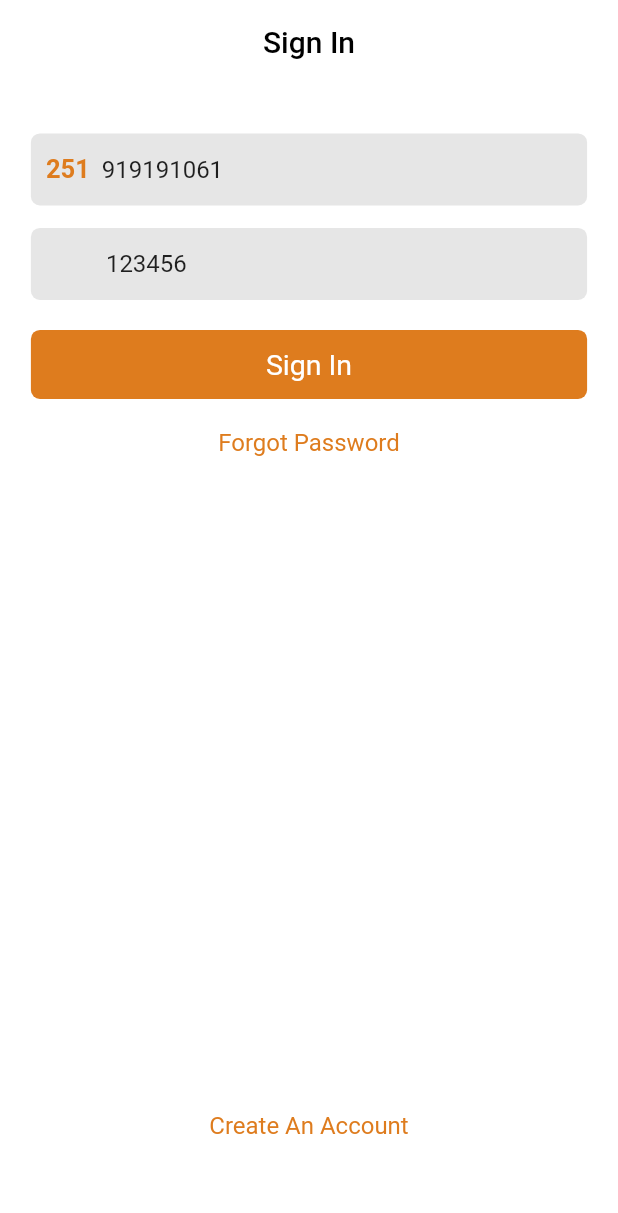
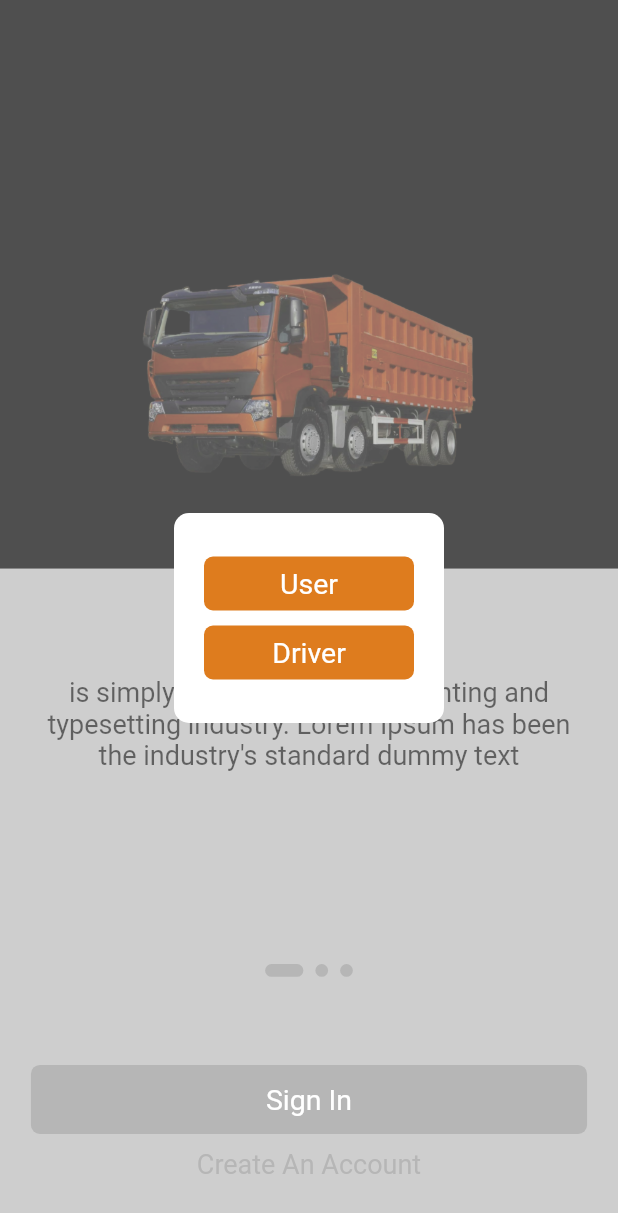
Before and after one commit to Estifki/Gizze, a Flutter app: the OnBoardingScreen screen opened directly, after a tap on "Sign In", on a phone screen of 412 x 824 dp. Shown: the top 1213 px of the screen. Run offline on Flutter 3.47's test engine with Material 2 defaults, Android fonts, the phone set to English and light mode, and no system bars; drawn by our look-alikes of smooth_page_indicator; our stand-ins replace shared_preferences, shimmer; accounts and stored records are empty.

Commit message:
login us added

```diff
--- a/lib/screens/auth/login.dart
+++ b/lib/screens/auth/login.dart
@@ -19,8 +19,8 @@ class LoginScreen extends StatefulWidget {
 }
 
 class _LoginScreenState extends State<LoginScreen> {
-  final _phoneController = TextEditingController(text: "919191061");
-  final _passwordController = TextEditingController(text: "123456");
+  final _phoneController = TextEditingController();
+  final _passwordController = TextEditingController();
   FocusNode focusNode = FocusNode();
   bool _isLoading = false;
 
@@ -104,7 +104,8 @@ class _LoginScreenState extends State<LoginScreen> {
                   CustomTextFieldWidget(
                       hint: "Password",
                       controller: _passwordController,
-                      leftcontentPadding: 50),
+                      leftcontentPadding: 50,
+                      isObsquired: true),
                   //
                   //Sign In Button
                   //
@@ -176,11 +177,13 @@ class _LoginScreenState extends State<LoginScreen> {
     } else if (_passwordController.text.length < 6) {
       showScaffoldMessanger(
           context: context, errorMessage: "Password To Short");
-    } else if (_phoneController.text == "910111213" &&
-        _passwordController.text == "123456") {
-      Navigator.of(context)
-          .pushNamedAndRemoveUntil(AppRoute.home, (route) => false);
-    } else {
+    }
+    //  else if (_phoneController.text == "910111213" &&
+    //     _passwordController.text == "123456") {
+    //   Navigator.of(context)
+    //       .pushNamedAndRemoveUntil(AppRoute.home, (route) => false);
+    // }
+    else {
       setState(() {
         _isLoading = true;
       });
--- a/lib/screens/onboarding.dart
+++ b/lib/screens/onboarding.dart
@@ -6,20 +6,29 @@ import 'package:smooth_page_indicator/smooth_page_indicator.dart';
 
 import '../widget/onboarding.dart';
 
-class OnBoardingScreen extends StatelessWidget {
+class OnBoardingScreen extends StatefulWidget {
+  const OnBoardingScreen({super.key});
+
+  @override
+  State<OnBoardingScreen> createState() => _OnBoardingScreenState();
+}
+
+class _OnBoardingScreenState extends State<OnBoardingScreen> {
   final PageController pageController = PageController();
 
-  OnBoardingScreen({super.key});
+  bool isShowLoginVisible = false;
+  bool isShowRegister = false;
 
   @override
   Widget build(BuildContext context) {
     Size screenSize = MediaQuery.of(context).size;
     return Scaffold(
+      backgroundColor: isShowLoginVisible ? Colors.black : null,
       body: SafeArea(
           child: Stack(alignment: Alignment.center, children: [
         PageView(
           controller: pageController,
-          children: const [
+          children: [
             CustomOnboardingWidget(
               title: "WELCOME",
               description:
@@ -41,19 +50,41 @@ class OnBoardingScreen extends StatelessWidget {
           ],
         ),
         //
+        //Login As
+        //
+        if (isShowLoginVisible || isShowRegister)
+          Positioned(
+              child: GestureDetector(
+            onTap: () {
+              setState(() {
+                isShowLoginVisible = false;
+                isShowRegister = false;
+              });
+            },
+            child: LoginAsWidget(
+                isLogin: isShowLoginVisible, isRegister: isShowRegister),
+          ))
+        else
+          Container(),
+        //
         //Page Indicator
         //
 
         Positioned(
-          top: screenSize.height * 0.76,
+          top: screenSize.height * 0.78,
           child: SmoothPageIndicator(
             controller: pageController,
             count: 3,
-            effect: const ExpandingDotsEffect(
-                dotHeight: 8.5,
-                dotWidth: 8.5,
-                dotColor: AppColor.primaryColor,
-                activeDotColor: AppColor.primaryColor),
+            effect: ExpandingDotsEffect(
+              dotHeight: 8.5,
+              dotWidth: 8.5,
+              dotColor: isShowLoginVisible || isShowRegister
+                  ? Colors.grey.withOpacity(0.5)
+                  : AppColor.primaryColor,
+              activeDotColor: isShowLoginVisible || isShowRegister
+                  ? Colors.grey.withOpacity(0.5)
+                  : AppColor.primaryColor,
+            ),
           ),
         ),
 
@@ -68,16 +99,20 @@ class OnBoardingScreen extends StatelessWidget {
                 children: [
                   GestureDetector(
                     onTap: () {
-                      Navigator.of(context).pushReplacement(MaterialPageRoute(
-                          builder: (context) => const LoginScreen()));
+                      setState(() {
+                        isShowLoginVisible = true;
+                      });
                     },
                     child: Container(
                       height: 46,
                       width: screenSize.width * 0.9,
                       alignment: Alignment.center,
                       decoration: BoxDecoration(
-                          borderRadius: BorderRadius.circular(6.0),
-                          color: AppColor.primaryColor),
+                        borderRadius: BorderRadius.circular(6.0),
+                        color: isShowLoginVisible || isShowRegister
+                            ? Colors.grey.withOpacity(0.5)
+                            : AppColor.primaryColor,
+                      ),
                       child: const Text(
                         "Sign In",
                         textAlign: TextAlign.center,
@@ -91,13 +126,18 @@ class OnBoardingScreen extends StatelessWidget {
                   //
                   GestureDetector(
                     onTap: () {
-                      Navigator.of(context).pushReplacement(MaterialPageRoute(
-                          builder: (context) => const PhoneRegisterScreen()));
+                      setState(() {
+                        isShowRegister = true;
+                      });
                     },
-                    child: const Text(
+                    child: Text(
                       "Create An Account",
-                      style:
-                          TextStyle(fontSize: 18, color: AppColor.primaryColor),
+                      style: TextStyle(
+                        fontSize: 18,
+                        color: isShowLoginVisible || isShowRegister
+                            ? Colors.grey.withOpacity(0.5)
+                            : AppColor.primaryColor,
+                      ),
                     ),
                   )
                 ]))
@@ -105,3 +145,81 @@ class OnBoardingScreen extends StatelessWidget {
     );
   }
 }
+
+class LoginAsWidget extends StatelessWidget {
+  bool isLogin;
+  bool isRegister;
+
+  LoginAsWidget({super.key, required this.isLogin, required this.isRegister});
+  @override
+  Widget build(BuildContext context) {
+    return Container(
+      height: MediaQuery.of(context).size.height,
+      width: MediaQuery.of(context).size.width,
+      color: Colors.grey.withOpacity(0.5),
+      child: Center(
+        child: Container(
+          height: 140,
+          width: 180,
+          decoration: BoxDecoration(
+              color: Colors.white, borderRadius: BorderRadius.circular(10.0)),
+          child: Column(
+            mainAxisAlignment: MainAxisAlignment.center,
+            crossAxisAlignment: CrossAxisAlignment.center,
+            children: [
+              GestureDetector(
+                onTap: () {
+                  if (isLogin) {
+                    Navigator.of(context).pushReplacement(MaterialPageRoute(
+                        builder: (context) => const LoginScreen()));
+                  } else if (isRegister) {
+                    Navigator.of(context).pushReplacement(MaterialPageRoute(
+                        builder: (context) => const PhoneRegisterScreen()));
+                  }
+                },
+                child: Container(
+                  height: 36,
+                  width: 140,
+                  alignment: Alignment.center,
+                  decoration: BoxDecoration(
+                    borderRadius: BorderRadius.circular(6.0),
+                    color: AppColor.primaryColor,
+                  ),
+                  child: const Text(
+                    "User",
+                    textAlign: TextAlign.center,
+                    style: TextStyle(fontSize: 19, color: Colors.white),
+                  ),
+                ),
+              ),
+              const SizedBox(height: 10),
+              GestureDetector(
+                onTap: () {
+                  if (isLogin) {
+                    print("Login for Driver");
+                  } else if (isRegister) {
+                    print("Register for Driver");
+                  }
+                },
+                child: Container(
+                  height: 36,
+                  width: 140,
+                  alignment: Alignment.center,
+                  decoration: BoxDecoration(
+                    borderRadius: BorderRadius.circular(6.0),
+                    color: AppColor.primaryColor,
+                  ),
+                  child: const Text(
+                    "Driver",
+                    textAlign: TextAlign.center,
+                    style: TextStyle(fontSize: 19, color: Colors.white),
+                  ),
+                ),
+              ),
+            ],
+          ),
+        ),
+      ),
+    );
+  }
+}
--- a/lib/widget/home/favorite.dart
+++ b/lib/widget/home/favorite.dart
@@ -51,7 +51,10 @@ class HomeFavoriteWidget extends StatelessWidget {
                                     //
                                     //Product Name
                                     //
-                                    Text(
+                                    Padding(
+                                      padding: const EdgeInsets.only(
+                                          left: 5.0, right: 5),
+                                      child: Text(
                                         value.favoriteSand[index].name,
                                         maxLines: 1,
                                         style: const TextStyle(
@@ -59,6 +62,7 @@ class HomeFavoriteWidget extends StatelessWidget {
                                             color: Colors.black,
                                             fontSize: 17,
                                             fontWeight: FontWeight.bold),
+                                      ),
                                     ),
                                     const Spacer(),
                                     //
--- a/lib/widget/onboarding.dart
+++ b/lib/widget/onboarding.dart
@@ -4,13 +4,11 @@ class CustomOnboardingWidget extends StatelessWidget {
   final String title;
   final String description;
   final String imageUrl;
-  // final bool isima;
-  const CustomOnboardingWidget({
+  CustomOnboardingWidget({
     super.key,
     required this.title,
     required this.description,
     required this.imageUrl,
-    // this.isima = false
   });
   @override
   Widget build(BuildContext context) {
--- a/lib/widget/textfield.dart
+++ b/lib/widget/textfield.dart
@@ -4,10 +4,12 @@ class CustomTextFieldWidget extends StatelessWidget {
   final String hint;
   final TextEditingController controller;
   final double leftcontentPadding;
+  final bool isObsquired;
   const CustomTextFieldWidget(
       {super.key,
       required this.hint,
       required this.controller,
+      this.isObsquired = false,
       this.leftcontentPadding = 10.0});
   @override
   Widget build(BuildContext context) {
@@ -19,6 +21,7 @@ class CustomTextFieldWidget extends StatelessWidget {
           borderRadius: BorderRadius.circular(6)),
       child: TextField(
         controller: controller,
+        obscureText: isObsquired,
         // keyboardType: TextInputType.phone,
         decoration: InputDecoration(
             border: InputBorder.none,
--- a/pubspec.yaml
+++ b/pubspec.yaml
@@ -39,6 +39,8 @@ dependencies:
   provider: ^6.0.5
   smooth_page_indicator: ^1.0.1
   shimmer: ^2.0.0
+
+  shared_preferences: ^2.0.15
 
 dev_dependencies:
   flutter_test:
```
Also changed, not shown: lib/main.dart (+8 -10 lines), lib/provider/auth.dart (+19 -0 lines), lib/screens/splash.dart (added, +57 -0 lines), lib/widget/bottom_sheet.dart (+104 -130 lines), lib/widget/home/featured.dart (+12 -1 lines), assets/1.PNG (deleted), assets/2.PNG (deleted), assets/3.PNG (deleted), assets/pngimg1.png (deleted), assets/pngimg2.png (deleted), assets/pngimg3.png (deleted), pubspec.lock, 1 other file. Lines whose indentation alone changed are shown as unchanged.
